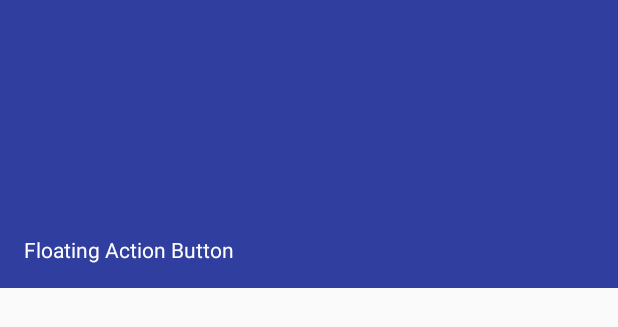
After one commit to pulorsok/Phoenix, an Android app: the layout drawer_header.xml on its own in the app's theme, with its tools: preview values and no code run, on a phone screen of 412 x 824 dp. The commit adds this screen. Shown: the top 327 px of the screen. Run offline under Robolectric (Android 15) with nearby library versions, the phone set to English and light mode, and no system bars.

Commit message:
drawer menu complete

```diff
--- /dev/null
+++ b/app/src/main/res/layout/drawer_header.xml
@@ -0,0 +1,17 @@
+<?xml version="1.0" encoding="utf-8"?>
+<LinearLayout xmlns:android="http://schemas.android.com/apk/res/android"
+    android:layout_width="match_parent"
+    android:layout_height="192dp"
+    android:background="?attr/colorPrimaryDark"
+    android:gravity="bottom"
+    android:orientation="vertical"
+    android:padding="16dp"
+    android:theme="@style/ThemeOverlay.AppCompat.Dark">
+
+    <TextView
+        android:layout_width="match_parent"
+        android:layout_height="wrap_content"
+        android:text="Floating Action Button"
+        android:textAppearance="@style/TextAppearance.AppCompat.Body1" />
+
+</LinearLayout>
--- a/app/src/main/res/layout/list_page_main.xml
+++ b/app/src/main/res/layout/list_page_main.xml
@@ -33,4 +33,5 @@
         android:layout_centerVertical="true"
         android:layout_alignParentLeft="true"
         android:layout_alignParentStart="true" />
+
 </RelativeLayout>
--- a/app/src/main/res/values/strings.xml
+++ b/app/src/main/res/values/strings.xml
@@ -15,4 +15,6 @@
     <string name="child_icon">Child icon</string>
 
     <string name="color_palette">Color</string>
+    <string name="navigation_drawer_open">Navigation open</string>
+    <string name="navigation_drawer_close">Navigation close</string>
 </resources>
```
Also changed, not shown: app/src/main/java/listPage/ListPage.java (+65 -8 lines), app/src/main/res/layout-v14/list_page_main.xml (+69 -16 lines), app/src/main/res/menu/menu_drawer.xml (added, +21 -0 lines), app/src/main/res/drawable-hdpi/ic_nav_item.png (added), app/src/main/res/drawable-mdpi/ic_nav_item.png (added), app/src/main/res/drawable-xhdpi/ic_nav_item.png (added), app/src/main/res/drawable-xxhdpi/ic_nav_item.png (added), app/src/main/res/drawable-xxxhdpi/ic_nav_item.png (added).
